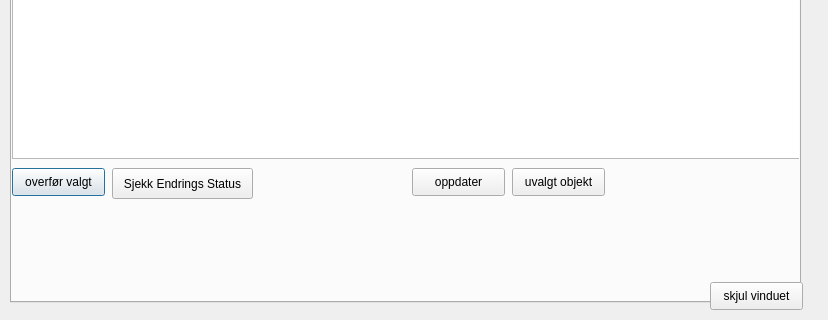
This is nvdbskriv_beta.ui in JACCCostring/NVDBPlugin as Qt 5 draws it before an edit; both pictures show x 0 to 828 and y 528 to 848 of the 828 by 848 pixel window. The edited form follows.
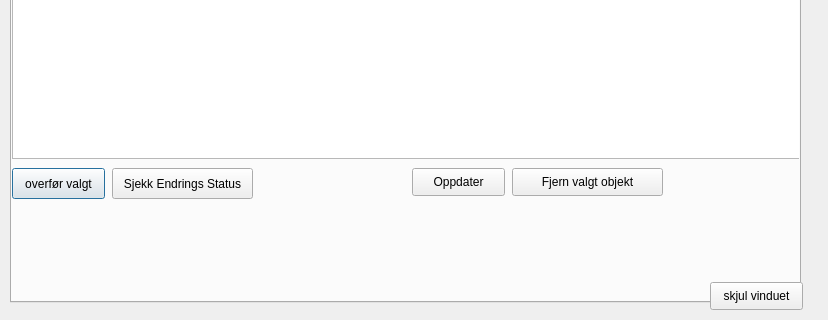
This is the edited form.

What changed in the file:
```diff
--- a/nvdbskriv_beta.ui
+++ b/nvdbskriv_beta.ui
@@ -45,7 +45,7 @@
        <x>0</x>
        <y>670</y>
        <width>93</width>
-       <height>28</height>
+       <height>31</height>
       </rect>
      </property>
      <property name="text">
@@ -62,7 +62,7 @@
       </rect>
      </property>
      <property name="text">
-      <string>oppdater</string>
+      <string>Oppdater</string>
      </property>
     </widget>
     <widget class="QPushButton" name="deselectObjectBtn">
@@ -70,12 +70,12 @@
       <rect>
        <x>500</x>
        <y>670</y>
-       <width>93</width>
+       <width>151</width>
        <height>28</height>
       </rect>
      </property>
      <property name="text">
-      <string>uvalgt objekt</string>
+      <string>Fjern valgt objekt</string>
      </property>
     </widget>
     <widget class="QPushButton" name="check_endringsBtn">
```
